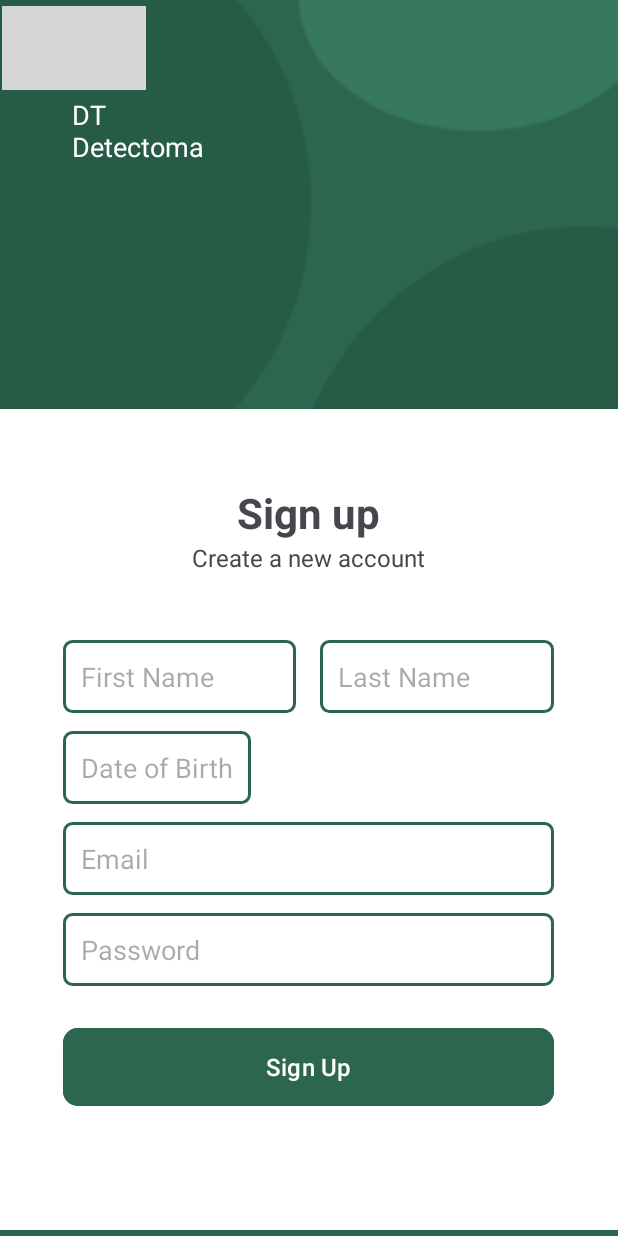
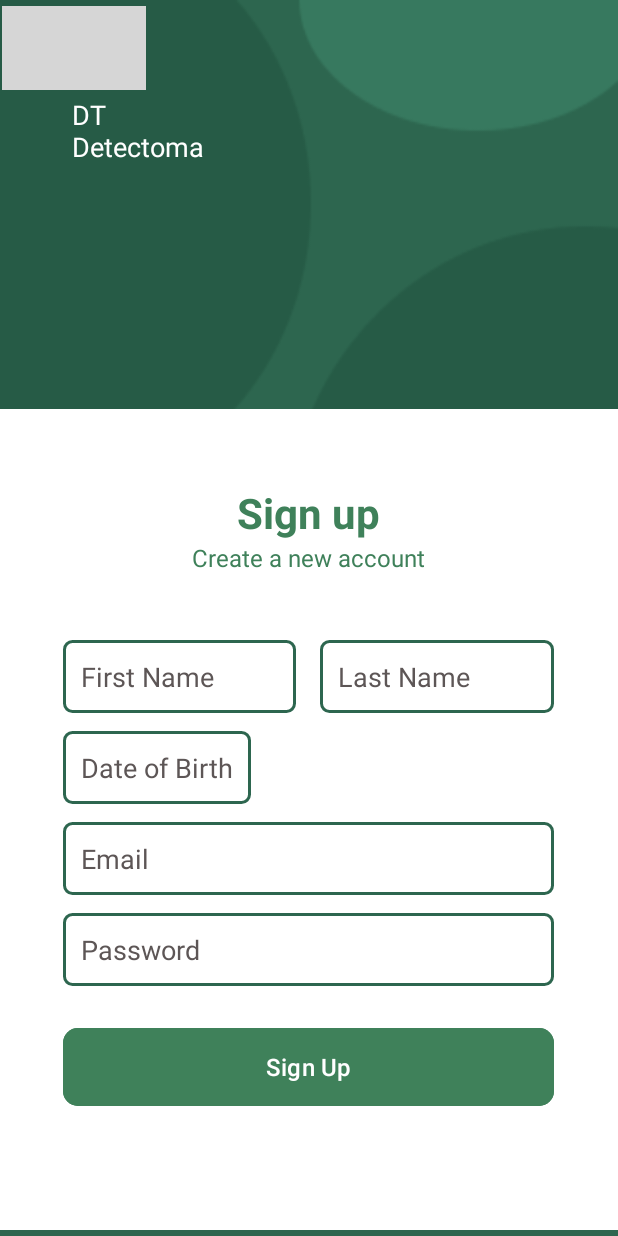
Before and after one commit to vRizon/Elec390-Coen390, an Android app: the SignUpActivity screen opened directly, with no data from a screen before it, on a phone screen of 412 x 824 dp. Run offline under Robolectric (Android 15) with nearby library versions, the phone set to English and light mode, and no system bars; our stand-ins replace Firebase (no records; nobody signed in at launch, a user with empty details on screens opened directly); grey boxes are pictures that could not be loaded.

Commit message:
minor ui tweaks, colors

```diff
--- a/app/src/main/java/com/example/detectoma/MainActivity.java
+++ b/app/src/main/java/com/example/detectoma/MainActivity.java
@@ -65,7 +65,6 @@ public class MainActivity extends AppCompatActivity {
         }
 
         // Check if email exists in Firebase Authentication
-        // Check if email exists in Firebase Authentication
         mAuth.signInWithEmailAndPassword(username, password).addOnCompleteListener(task -> {
             if (task.isSuccessful()) {
                 FirebaseUser user = mAuth.getCurrentUser();
--- a/app/src/main/res/layout/activity_main.xml
+++ b/app/src/main/res/layout/activity_main.xml
@@ -29,8 +29,10 @@
             android:layout_width="match_parent"
             android:layout_height="48dp"
             android:layout_marginTop="32dp"
+            android:textColor="@color/grey"
             android:background="@drawable/edittext_background"
             android:hint="Email"
+            android:textColorHint="@color/grey"
             android:inputType="textEmailAddress"
             android:padding="12dp"/>
 
@@ -41,6 +43,7 @@
             android:layout_marginTop="16dp"
             android:background="@drawable/edittext_background"
             android:hint="Password"
+            android:textColorHint="@color/grey"
             android:inputType="textPassword"
             android:padding="12dp"/>
 
@@ -52,6 +55,7 @@
             android:layout_marginTop="24dp"
             android:radius="10dp"
             android:text="Login"
+            android:textColor="@color/white"
             android:textSize="16sp"
             app:cornerRadius="10dp"
             />
--- a/app/src/main/res/layout/activity_signup.xml
+++ b/app/src/main/res/layout/activity_signup.xml
@@ -41,6 +41,7 @@
             android:layout_width="wrap_content"
             android:layout_height="wrap_content"
             android:text="Sign up"
+            android:textColor="@color/green"
             android:textSize="28sp"
             android:textStyle="bold" />
 
@@ -50,6 +51,7 @@
             android:layout_height="wrap_content"
             android:layout_marginBottom="24dp"
             android:text="Create a new account"
+            android:textColor="@color/green"
             android:textSize="16sp"
             />
 
@@ -69,6 +71,8 @@
                 android:layout_weight="1"
                 android:background="@drawable/customeditbox"
                 android:hint="First Name"
+                android:textColor="@color/black"
+                android:textColorHint="@color/grey"
                 android:inputType="textPersonName"
 
                 android:padding="12dp"
@@ -86,6 +90,8 @@
                 android:layout_weight="1"
                 android:background="@drawable/customeditbox"
                 android:hint="Last Name"
+                android:textColor="@color/black"
+                android:textColorHint="@color/grey"
                 android:inputType="textPersonName"
                 android:padding="12dp" />
         </LinearLayout>
@@ -101,6 +107,8 @@
             android:layout_marginBottom="12dp"
             android:background="@drawable/customeditbox"
             android:hint="Date of Birth"
+            android:textColor="@color/black"
+            android:textColorHint="@color/grey"
             android:inputType="date"
             android:padding="12dp" />
 
@@ -114,6 +122,8 @@
             android:layout_marginBottom="12dp"
             android:background="@drawable/customeditbox"
             android:hint="Email"
+            android:textColor="@color/black"
+            android:textColorHint="@color/grey"
             android:inputType="textEmailAddress"
             android:padding="12dp" />
 
@@ -125,6 +135,8 @@
             android:layout_marginBottom="24dp"
             android:background="@drawable/customeditbox"
             android:hint="Password"
+            android:textColor="@color/black"
+            android:textColorHint="@color/grey"
             android:inputType="textPassword"
             android:padding="12dp" />
 
@@ -133,10 +145,11 @@
             android:id="@+id/btnSignUp"
             android:layout_width="match_parent"
             android:layout_height="60dp"
-            android:backgroundTint="@color/darkGreen"
+            android:backgroundTint="@color/green"
 
             android:radius="10dp"
             android:text="Sign Up"
+            android:textColor="@color/white"
             android:textSize="16sp"
             app:cornerRadius="10dp"
 
```
